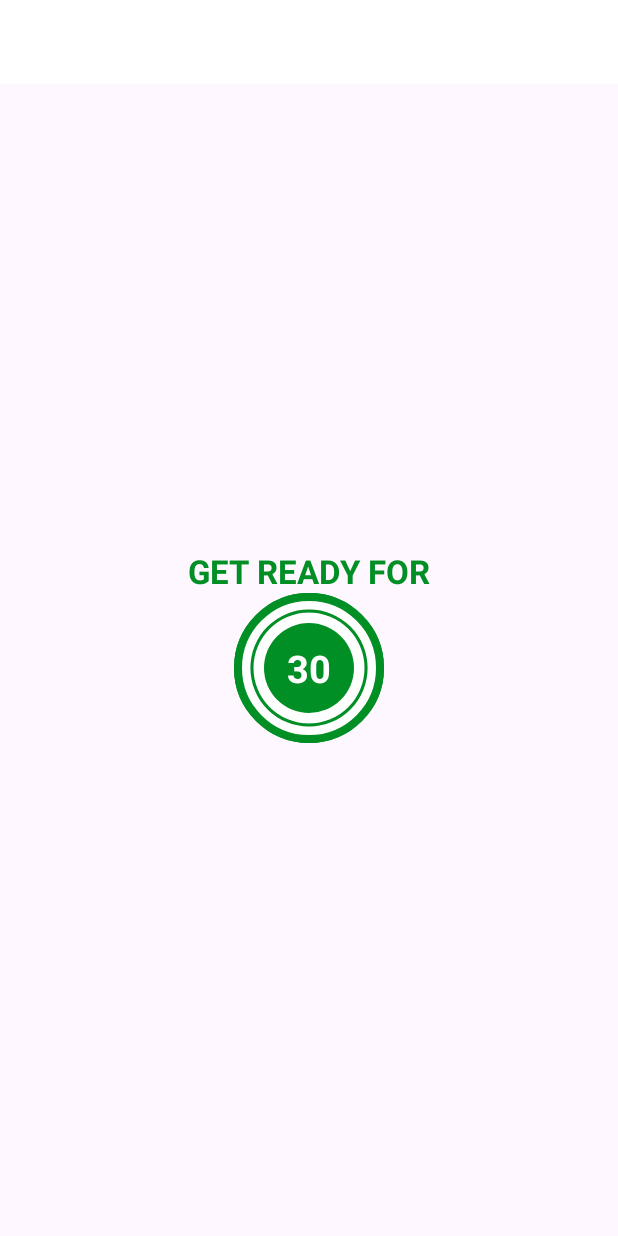
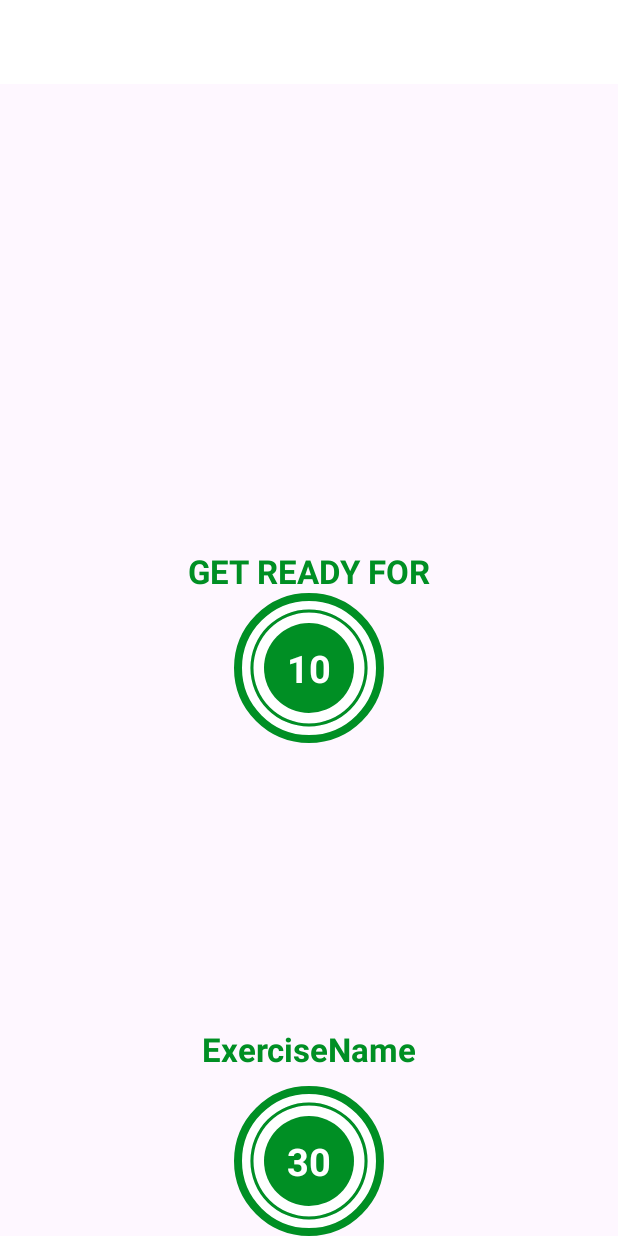
Before and after one commit to Khavi18/WorkoutAppKotlin, an Android app: the layout activity_exercise.xml on its own in the app's theme, with its tools: preview values and no code run, on a phone screen of 412 x 824 dp. Run offline under Robolectric (Android 15) with nearby library versions, the phone set to English and light mode, and no system bars.

```diff
--- a/app/src/main/res/layout/activity_exercise.xml
+++ b/app/src/main/res/layout/activity_exercise.xml
@@ -26,10 +26,10 @@
         android:textStyle="bold"
         app:layout_constraintEnd_toEndOf="parent"
         app:layout_constraintStart_toStartOf="parent"
-        app:layout_constraintBottom_toTopOf="@id/flProgressBar"/>
+        app:layout_constraintBottom_toTopOf="@id/flRestView"/>
 
     <FrameLayout
-        android:id="@+id/flProgressBar"
+        android:id="@+id/flRestView"
         android:layout_width="100dp"
         android:layout_height="100dp"
         android:layout_marginTop="10dp"
@@ -72,6 +72,30 @@
 
     </FrameLayout>
 
+    <ImageView
+        android:id="@+id/ivImage"
+        android:layout_width="match_parent"
+        android:layout_height="0dp"
+        android:scaleType="fitXY"
+        android:src="@drawable/ic_jumping_jacks"
+        android:visibility="invisible"
+        app:layout_constraintBottom_toTopOf="@id/tvExerciseName"
+        app:layout_constraintTop_toBottomOf="@id/toolbarExercise"/>
+
+    <TextView
+        android:id="@+id/tvExerciseName"
+        android:layout_width="wrap_content"
+        android:layout_height="wrap_content"
+        android:text="ExerciseName"
+        android:textColor="@color/colorAccent"
+        android:textSize="22sp"
+        android:textStyle="bold"
+        android:visibility="gone"
+        app:layout_constraintEnd_toEndOf="parent"
+        app:layout_constraintStart_toStartOf="parent"
+        app:layout_constraintTop_toBottomOf="@id/ivImage"
+        tools:visibility="visible"/>
+
     <FrameLayout
         android:id="@+id/flExerciseProgressBar"
         android:layout_width="100dp"
@@ -83,7 +107,7 @@
         app:layout_constraintBottom_toBottomOf="parent"
         app:layout_constraintEnd_toEndOf="parent"
         app:layout_constraintStart_toStartOf="parent"
-        app:layout_constraintTop_toBottomOf="@id/toolbarExercise">
+        app:layout_constraintTop_toBottomOf="@id/tvExerciseName">
 
         <ProgressBar
             android:id="@+id/progressBarExercise"
```
Also changed, not shown: app/src/main/java/com/example/workoutappkotlin/Constants.kt (added, +117 -0 lines), app/src/main/java/com/example/workoutappkotlin/ExerciseActivity.kt (+26 -3 lines), app/src/main/java/com/example/workoutappkotlin/ExerciseModel.kt (added, +49 -0 lines), app/src/main/res/drawable/ic_abdominal_crunch.png (added), app/src/main/res/drawable/ic_high_knees_running_in_place.png (added), app/src/main/res/drawable/ic_jumping_jacks.png (added), app/src/main/res/drawable/ic_lunge.png (added), app/src/main/res/drawable/ic_plank.png (added), app/src/main/res/drawable/ic_push_up.png (added), app/src/main/res/drawable/ic_push_up_and_rotation.png (added), app/src/main/res/drawable/ic_side_plank.png (added), app/src/main/res/drawable/ic_squat.png (added), app/src/main/res/drawable/ic_step_up_onto_chair.png (added), app/src/main/res/drawable/ic_triceps_dip_on_chair.png (added), 1 more files.
